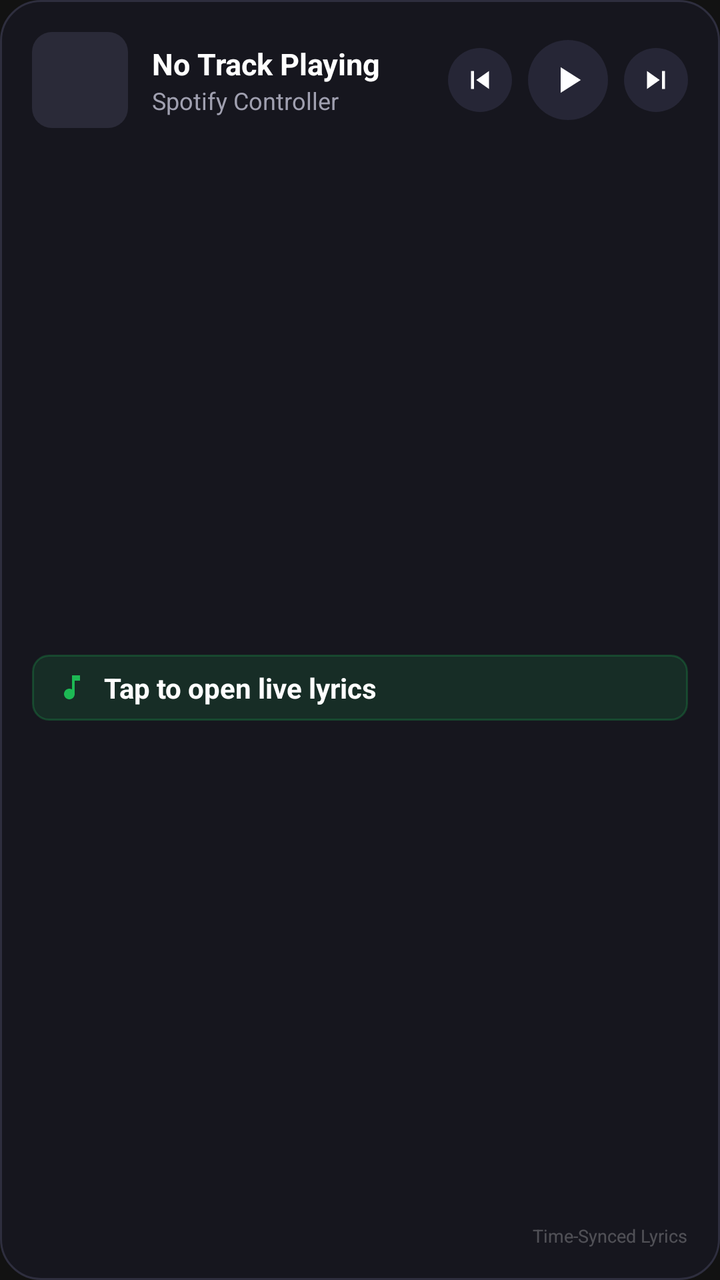
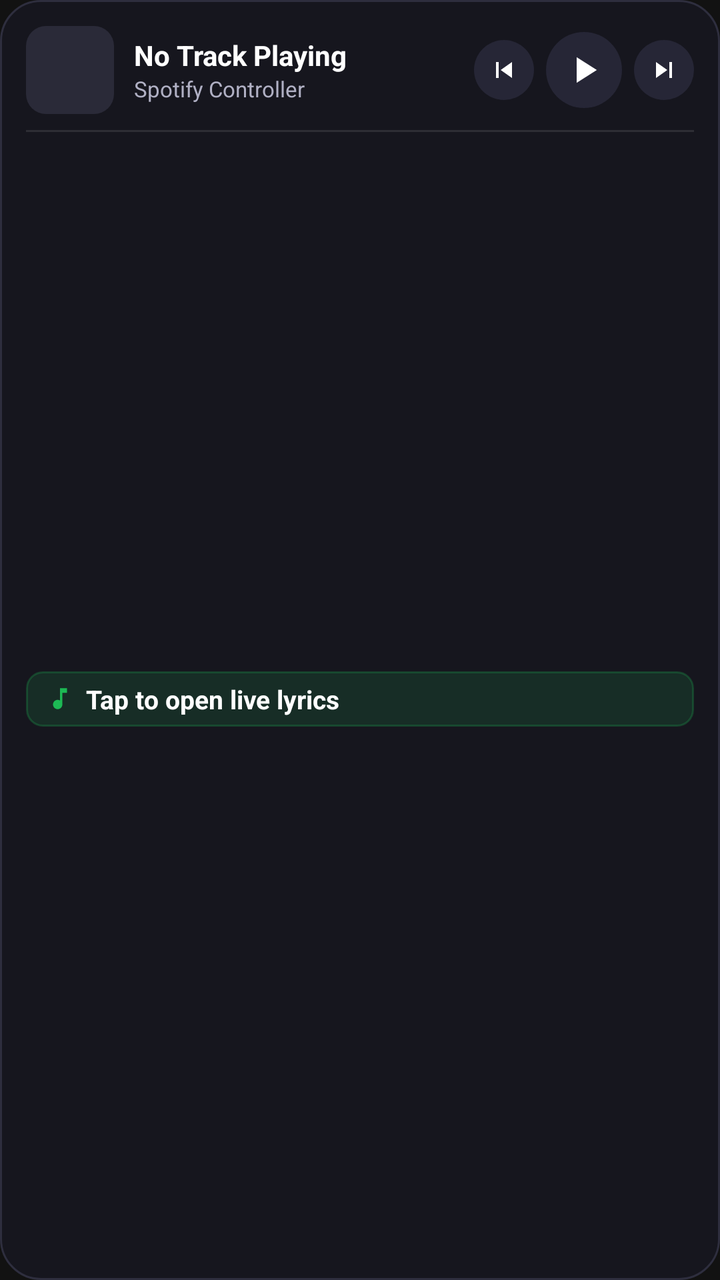

Before-and-after screenshots of an Android layout around one commit, followed by the original layout XML and the change that was made.
<!-- AndroidManifest.xml: application theme Theme.SpotifyController -->
<!-- res/layout/widget_lyrics_expanded.xml -->
<?xml version="1.0" encoding="utf-8"?>
<LinearLayout xmlns:android="http://schemas.android.com/apk/res/android"
    android:id="@+id/widget_root"
    android:layout_width="match_parent"
    android:layout_height="match_parent"
    android:background="@drawable/widget_background"
    android:orientation="vertical"
    android:padding="16dp">

    
    <LinearLayout
        android:layout_width="match_parent"
        android:layout_height="wrap_content"
        android:gravity="center_vertical"
        android:orientation="horizontal">

        <ImageView
            android:id="@+id/widget_exp_album_art"
            android:layout_width="48dp"
            android:layout_height="48dp"
            android:scaleType="centerCrop"
            android:src="@drawable/widget_album_art_placeholder" />

        <LinearLayout
            android:id="@+id/widget_exp_track_info"
            android:layout_width="0dp"
            android:layout_height="wrap_content"
            android:layout_marginStart="12dp"
            android:layout_marginEnd="8dp"
            android:layout_weight="1"
            android:orientation="vertical">

            <TextView
                android:id="@+id/widget_exp_track_title"
                android:layout_width="wrap_content"
                android:layout_height="wrap_content"
                android:ellipsize="end"
                android:maxLines="1"
                android:text="No Track Playing"
                android:textColor="#FFFFFF"
                android:textSize="15sp"
                android:textStyle="bold" />

            <TextView
                android:id="@+id/widget_exp_artist_name"
                android:layout_width="wrap_content"
                android:layout_height="wrap_content"
                android:ellipsize="end"
                android:maxLines="1"
                android:text="Spotify Controller"
                android:textColor="#A0A0B0"
                android:textSize="12sp" />
        </LinearLayout>

        
        <LinearLayout
            android:layout_width="wrap_content"
            android:layout_height="wrap_content"
            android:gravity="center_vertical"
            android:orientation="horizontal">

            <ImageButton
                android:id="@+id/widget_exp_btn_prev"
                android:layout_width="32dp"
                android:layout_height="32dp"
                android:background="@drawable/widget_btn_bg"
                android:contentDescription="Previous Track"
                android:padding="7dp"
                android:scaleType="fitCenter"
                android:src="@drawable/ic_widget_skip_previous" />

            <ImageButton
                android:id="@+id/widget_exp_btn_play_pause"
                android:layout_width="40dp"
                android:layout_height="40dp"
                android:layout_marginStart="8dp"
                android:layout_marginEnd="8dp"
                android:background="@drawable/widget_btn_bg"
                android:contentDescription="Play or Pause"
                android:padding="9dp"
                android:scaleType="fitCenter"
                android:src="@drawable/ic_widget_play" />

            <ImageButton
                android:id="@+id/widget_exp_btn_next"
                android:layout_width="32dp"
                android:layout_height="32dp"
                android:background="@drawable/widget_btn_bg"
                android:contentDescription="Next Track"
                android:padding="7dp"
                android:scaleType="fitCenter"
                android:src="@drawable/ic_widget_skip_next" />
        </LinearLayout>
    </LinearLayout>

    
    <LinearLayout
        android:id="@+id/widget_exp_lyrics_container"
        android:layout_width="match_parent"
        android:layout_height="0dp"
        android:layout_marginTop="12dp"
        android:layout_weight="1"
        android:gravity="center_vertical"
        android:orientation="vertical">

        
        <TextView
            android:id="@+id/widget_exp_lyric_prev_2"
            android:layout_width="match_parent"
            android:layout_height="wrap_content"
            android:ellipsize="end"
            android:maxLines="1"
            android:text=""
            android:textColor="#3DFFFFFF"
            android:textSize="11sp" />

        
        <TextView
            android:id="@+id/widget_exp_lyric_prev_1"
            android:layout_width="match_parent"
            android:layout_height="wrap_content"
            android:layout_marginTop="3dp"
            android:ellipsize="end"
            android:maxLines="1"
            android:text=""
            android:textColor="#7AFFFFFF"
            android:textSize="12sp" />

        
        <LinearLayout
            android:id="@+id/widget_exp_active_box"
            android:layout_width="match_parent"
            android:layout_height="wrap_content"
            android:layout_marginTop="6dp"
            android:layout_marginBottom="6dp"
            android:background="@drawable/widget_active_line_bg"
            android:gravity="center_vertical"
            android:orientation="horizontal"
            android:paddingStart="12dp"
            android:paddingEnd="12dp"
            android:paddingTop="7dp"
            android:paddingBottom="7dp">

            <ImageView
                android:layout_width="16dp"
                android:layout_height="16dp"
                android:layout_marginEnd="8dp"
                android:src="@drawable/ic_widget_lyrics" />

            <TextView
                android:id="@+id/widget_exp_lyric_active"
                android:layout_width="match_parent"
                android:layout_height="wrap_content"
                android:ellipsize="end"
                android:maxLines="2"
                android:text="Tap to open live lyrics"
                android:textColor="#FFFFFF"
                android:textSize="14sp"
                android:textStyle="bold" />
        </LinearLayout>

        
        <TextView
            android:id="@+id/widget_exp_lyric_next_1"
            android:layout_width="match_parent"
            android:layout_height="wrap_content"
            android:layout_marginBottom="3dp"
            android:ellipsize="end"
            android:maxLines="1"
            android:text=""
            android:textColor="#7AFFFFFF"
            android:textSize="12sp" />

        
        <TextView
            android:id="@+id/widget_exp_lyric_next_2"
            android:layout_width="match_parent"
            android:layout_height="wrap_content"
            android:ellipsize="end"
            android:maxLines="1"
            android:text=""
            android:textColor="#3DFFFFFF"
            android:textSize="11sp" />

    </LinearLayout>

    
    <TextView
        android:layout_width="wrap_content"
        android:layout_height="wrap_content"
        android:layout_gravity="end"
        android:text="Time-Synced Lyrics"
        android:textColor="#40FFFFFF"
        android:textSize="9sp" />

</LinearLayout>
<!-- resources referenced by this layout -->
<resources>
  <!-- drawable ic_widget_lyrics (drawable) -->
  <vector xmlns:android="http://schemas.android.com/apk/res/android"
      android:width="24dp"
      android:height="24dp"
      android:viewportWidth="24"
      android:viewportHeight="24">
      <path
          android:fillColor="#1DB954"
          android:pathData="M12,3v10.55c-0.59,-0.34 -1.27,-0.55 -2,-0.55 -2.21,0 -4,1.79 -4,4s1.79,4 4,4 4,-1.79 4,-4V7h4V3h-6z" />
  </vector>
  <!-- drawable ic_widget_play (drawable) -->
  <vector xmlns:android="http://schemas.android.com/apk/res/android"
      android:width="24dp"
      android:height="24dp"
      android:viewportWidth="24"
      android:viewportHeight="24">
      <path
          android:fillColor="#FFFFFFFF"
          android:pathData="M8,5v14l11,-7z" />
  </vector>
  <!-- drawable ic_widget_skip_next (drawable) -->
  <vector xmlns:android="http://schemas.android.com/apk/res/android"
      android:width="24dp"
      android:height="24dp"
      android:viewportWidth="24"
      android:viewportHeight="24">
      <path
          android:fillColor="#FFFFFFFF"
          android:pathData="M6,18l8.5,-6L6,6v12zM16,6v12h2V6h-2z" />
  </vector>
  <!-- drawable ic_widget_skip_previous (drawable) -->
  <vector xmlns:android="http://schemas.android.com/apk/res/android"
      android:width="24dp"
      android:height="24dp"
      android:viewportWidth="24"
      android:viewportHeight="24">
      <path
          android:fillColor="#FFFFFFFF"
          android:pathData="M6,6h2v12H6zm3.5,6l8.5,6V6z" />
  </vector>
  <!-- drawable widget_active_line_bg (drawable) -->
  <?xml version="1.0" encoding="utf-8"?>
  <shape xmlns:android="http://schemas.android.com/apk/res/android"
      android:shape="rectangle">
      <solid android:color="#241DB954" />
      <corners android:radius="8dp" />
      <stroke
          android:width="1dp"
          android:color="#401DB954" />
  </shape>
  <!-- drawable widget_album_art_placeholder (drawable) -->
  <?xml version="1.0" encoding="utf-8"?>
  <shape xmlns:android="http://schemas.android.com/apk/res/android"
      android:shape="rectangle">
      <solid android:color="#2A2A38" />
      <corners android:radius="10dp" />
  </shape>
  <!-- drawable widget_background (drawable) -->
  <?xml version="1.0" encoding="utf-8"?>
  <shape xmlns:android="http://schemas.android.com/apk/res/android"
      android:shape="rectangle">
      <solid android:color="#16161E" />
      <corners android:radius="20dp" />
      <stroke
          android:width="1dp"
          android:color="#2E2E3E" />
  </shape>
  <!-- drawable widget_btn_bg (drawable) -->
  <?xml version="1.0" encoding="utf-8"?>
  <shape xmlns:android="http://schemas.android.com/apk/res/android"
      android:shape="oval">
      <solid android:color="#262636" />
  </shape>
  <style name="Theme.SpotifyController" parent="android:Theme.Material.NoActionBar">
          <item name="android:statusBarColor">#00000000</item>
          <item name="android:navigationBarColor">#00000000</item>
          <item name="android:windowBackground">@color/background</item>
      </style>
  <color name="background">#121212</color>
</resources>

<!-- the commit's change to res/layout/widget_lyrics_expanded.xml (unified diff, before → after) -->
@@ -5,7 +5,7 @@
     android:layout_height="match_parent"
     android:background="@drawable/widget_background"
     android:orientation="vertical"
-    android:padding="16dp">
+    android:padding="13dp">
 
     
     <LinearLayout
@@ -16,8 +16,8 @@
 
         <ImageView
             android:id="@+id/widget_exp_album_art"
-            android:layout_width="48dp"
-            android:layout_height="48dp"
+            android:layout_width="44dp"
+            android:layout_height="44dp"
             android:scaleType="centerCrop"
             android:src="@drawable/widget_album_art_placeholder" />
 
@@ -25,7 +25,7 @@
             android:id="@+id/widget_exp_track_info"
             android:layout_width="0dp"
             android:layout_height="wrap_content"
-            android:layout_marginStart="12dp"
+            android:layout_marginStart="10dp"
             android:layout_marginEnd="8dp"
             android:layout_weight="1"
             android:orientation="vertical">
@@ -38,7 +38,7 @@
                 android:maxLines="1"
                 android:text="No Track Playing"
                 android:textColor="#FFFFFF"
-                android:textSize="15sp"
+                android:textSize="14sp"
                 android:textStyle="bold" />
 
             <TextView
@@ -48,8 +48,8 @@
                 android:ellipsize="end"
                 android:maxLines="1"
                 android:text="Spotify Controller"
-                android:textColor="#A0A0B0"
-                android:textSize="12sp" />
+                android:textColor="#B0B0C4"
+                android:textSize="11sp" />
         </LinearLayout>
 
         
@@ -61,8 +61,8 @@
 
             <ImageButton
                 android:id="@+id/widget_exp_btn_prev"
-                android:layout_width="32dp"
-                android:layout_height="32dp"
+                android:layout_width="30dp"
+                android:layout_height="30dp"
                 android:background="@drawable/widget_btn_bg"
                 android:contentDescription="Previous Track"
                 android:padding="7dp"
@@ -71,20 +71,20 @@
 
             <ImageButton
                 android:id="@+id/widget_exp_btn_play_pause"
-                android:layout_width="40dp"
-                android:layout_height="40dp"
-                android:layout_marginStart="8dp"
-                android:layout_marginEnd="8dp"
+                android:layout_width="38dp"
+                android:layout_height="38dp"
+                android:layout_marginStart="6dp"
+                android:layout_marginEnd="6dp"
                 android:background="@drawable/widget_btn_bg"
                 android:contentDescription="Play or Pause"
-                android:padding="9dp"
+                android:padding="8dp"
                 android:scaleType="fitCenter"
                 android:src="@drawable/ic_widget_play" />
 
             <ImageButton
                 android:id="@+id/widget_exp_btn_next"
-                android:layout_width="32dp"
-                android:layout_height="32dp"
+                android:layout_width="30dp"
+                android:layout_height="30dp"
                 android:background="@drawable/widget_btn_bg"
                 android:contentDescription="Next Track"
                 android:padding="7dp"
@@ -94,11 +94,18 @@
     </LinearLayout>
 
     
+    <FrameLayout
+        android:layout_width="match_parent"
+        android:layout_height="1dp"
+        android:layout_marginTop="8dp"
+        android:layout_marginBottom="6dp"
+        android:background="#1AFFFFFF" />
+
+    
     <LinearLayout
         android:id="@+id/widget_exp_lyrics_container"
         android:layout_width="match_parent"
         android:layout_height="0dp"
-        android:layout_marginTop="12dp"
         android:layout_weight="1"
         android:gravity="center_vertical"
         android:orientation="vertical">
@@ -111,7 +118,7 @@
             android:ellipsize="end"
             android:maxLines="1"
             android:text=""
-            android:textColor="#3DFFFFFF"
+            android:textColor="#40FFFFFF"
             android:textSize="11sp" />
 
         
@@ -119,32 +126,29 @@
             android:id="@+id/widget_exp_lyric_prev_1"
             android:layout_width="match_parent"
             android:layout_height="wrap_content"
-            android:layout_marginTop="3dp"
+            android:layout_marginTop="2dp"
             android:ellipsize="end"
             android:maxLines="1"
             android:text=""
-            android:textColor="#7AFFFFFF"
-            android:textSize="12sp" />
+            android:textColor="#73FFFFFF"
+            android:textSize="11sp" />
 
         
         <LinearLayout
             android:id="@+id/widget_exp_active_box"
             android:layout_width="match_parent"
             android:layout_height="wrap_content"
-            android:layout_marginTop="6dp"
-            android:layout_marginBottom="6dp"
+            android:layout_marginVertical="4dp"
             android:background="@drawable/widget_active_line_bg"
             android:gravity="center_vertical"
             android:orientation="horizontal"
-            android:paddingStart="12dp"
-            android:paddingEnd="12dp"
-            android:paddingTop="7dp"
-            android:paddingBottom="7dp">
+            android:paddingHorizontal="10dp"
+            android:paddingVertical="5dp">
 
             <ImageView
-                android:layout_width="16dp"
-                android:layout_height="16dp"
-                android:layout_marginEnd="8dp"
+                android:layout_width="14dp"
+                android:layout_height="14dp"
+                android:layout_marginEnd="6dp"
                 android:src="@drawable/ic_widget_lyrics" />
 
             <TextView
@@ -152,10 +156,10 @@
                 android:layout_width="match_parent"
                 android:layout_height="wrap_content"
                 android:ellipsize="end"
-                android:maxLines="2"
+                android:maxLines="1"
                 android:text="Tap to open live lyrics"
                 android:textColor="#FFFFFF"
-                android:textSize="14sp"
+                android:textSize="13sp"
                 android:textStyle="bold" />
         </LinearLayout>
 
@@ -164,33 +168,24 @@
             android:id="@+id/widget_exp_lyric_next_1"
             android:layout_width="match_parent"
             android:layout_height="wrap_content"
-            android:layout_marginBottom="3dp"
             android:ellipsize="end"
             android:maxLines="1"
             android:text=""
-            android:textColor="#7AFFFFFF"
-            android:textSize="12sp" />
+            android:textColor="#73FFFFFF"
+            android:textSize="11sp" />
 
         
         <TextView
             android:id="@+id/widget_exp_lyric_next_2"
             android:layout_width="match_parent"
             android:layout_height="wrap_content"
+            android:layout_marginTop="2dp"
             android:ellipsize="end"
             android:maxLines="1"
             android:text=""
-            android:textColor="#3DFFFFFF"
+            android:textColor="#40FFFFFF"
             android:textSize="11sp" />
 
     </LinearLayout>
 
-    
-    <TextView
-        android:layout_width="wrap_content"
-        android:layout_height="wrap_content"
-        android:layout_gravity="end"
-        android:text="Time-Synced Lyrics"
-        android:textColor="#40FFFFFF"
-        android:textSize="9sp" />
-
 </LinearLayout>
